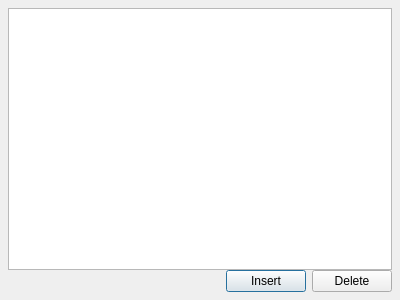
ytxerp/ytx-client, file dialog/tagmanagerdlg.ui: the form before one commit.
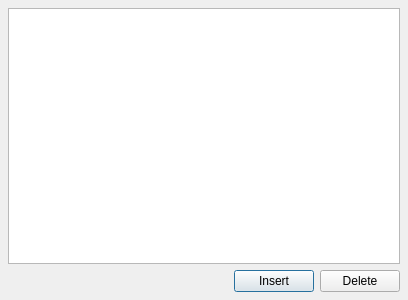
The form after the commit.

Diff of the .ui file:
```diff
--- a/dialog/tagmanagerdlg.ui
+++ b/dialog/tagmanagerdlg.ui
@@ -2,13 +2,11 @@
 <ui version="4.0">
  <class>TagManagerDlg</class>
  <widget class="QDialog" name="TagManagerDlg">
-  <property name="geometry">
-   <rect>
-    <x>0</x>
-    <y>0</y>
+  <property name="minimumSize">
+   <size>
     <width>400</width>
     <height>300</height>
-   </rect>
+   </size>
   </property>
   <property name="windowTitle">
    <string>Tags</string>
@@ -26,12 +24,6 @@
    <property name="bottomMargin">
     <number>8</number>
    </property>
-   <property name="horizontalSpacing">
-    <number>-1</number>
-   </property>
-   <property name="verticalSpacing">
-    <number>0</number>
-   </property>
    <item row="0" column="0" colspan="3">
     <widget class="QTableView" name="tableView"/>
    </item>
@@ -53,6 +45,9 @@
      <property name="text">
       <string>Insert</string>
      </property>
+     <property name="default">
+      <bool>true</bool>
+     </property>
     </widget>
    </item>
    <item row="1" column="2">
```
